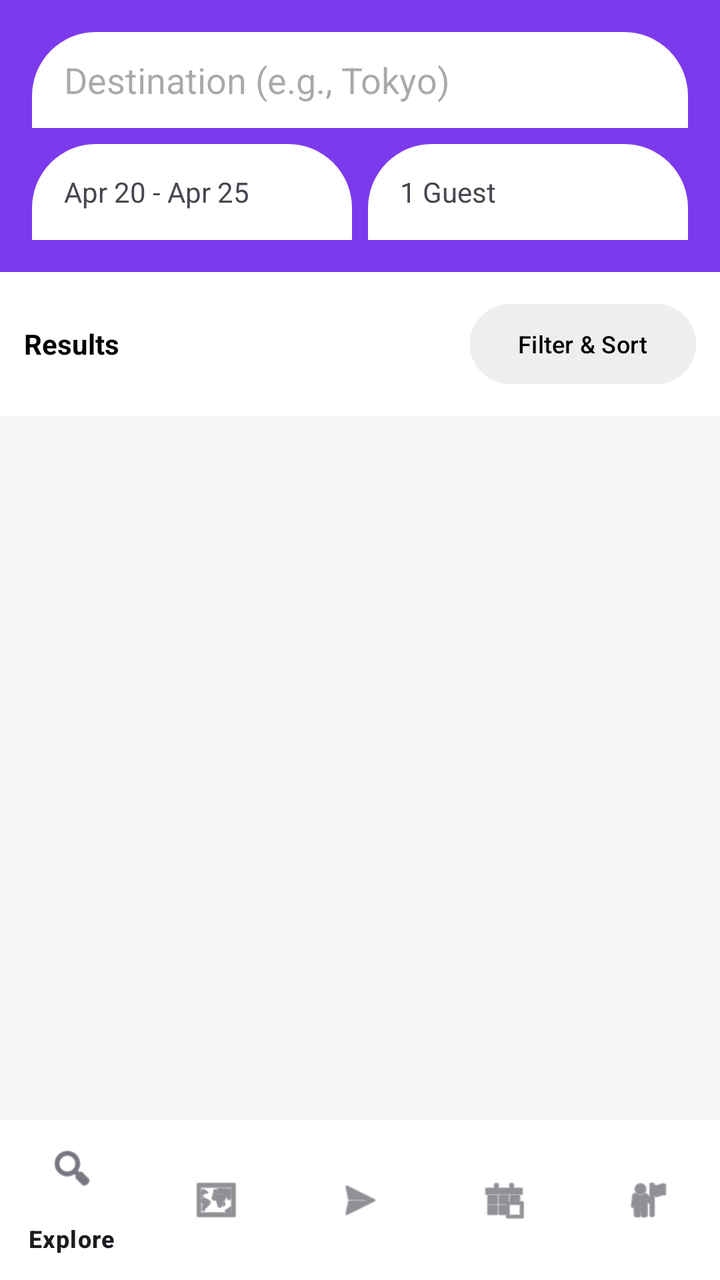
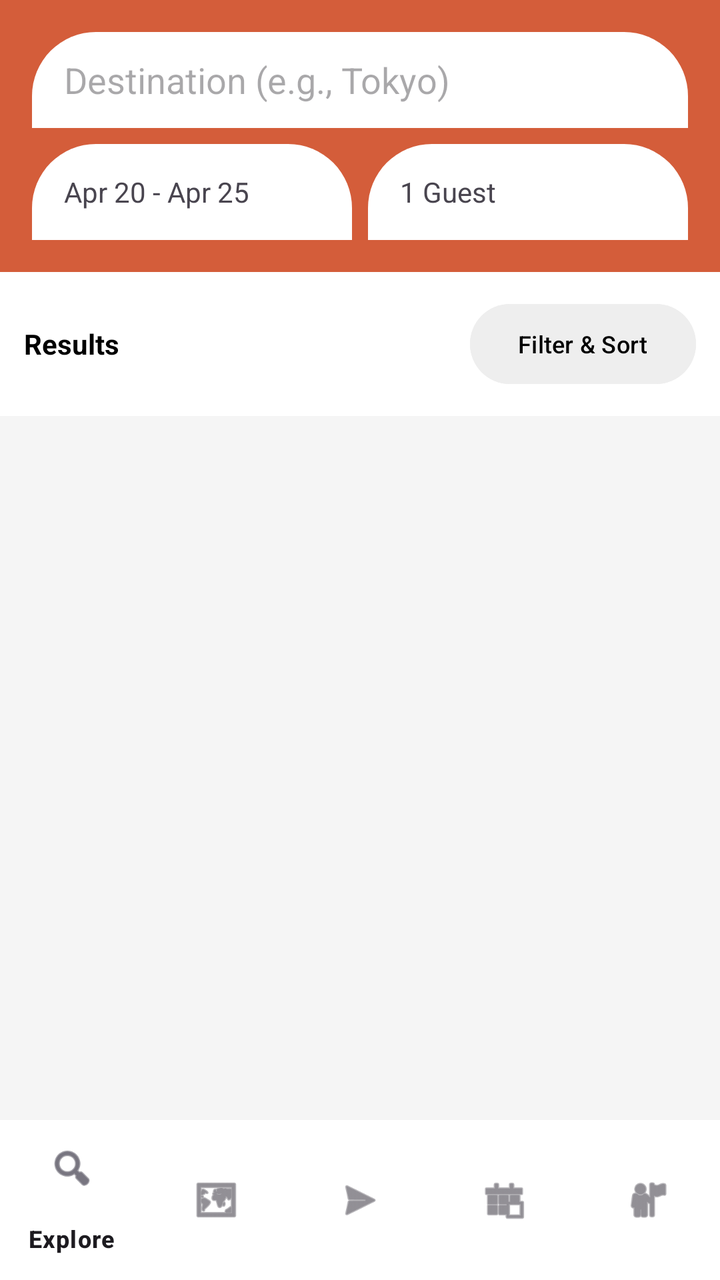

An Android layout rendered at two revisions. The XML below is the earlier revision; the diff shows what the commit changed to produce the second picture.
<!-- AndroidManifest.xml: application theme Theme.HostelWorld -->
<!-- res/layout/activity_search_results.xml -->
<?xml version="1.0" encoding="utf-8"?>
<androidx.constraintlayout.widget.ConstraintLayout xmlns:android="http://schemas.android.com/apk/res/android"
    xmlns:app="http://schemas.android.com/apk/res-auto"
    android:layout_width="match_parent"
    android:layout_height="match_parent"
    android:background="#F5F5F5">

    <LinearLayout
        android:layout_width="match_parent"
        android:layout_height="0dp"
        android:orientation="vertical"
        app:layout_constraintBottom_toTopOf="@+id/bottomNavSearch"
        app:layout_constraintTop_toTopOf="parent">

        <LinearLayout
            android:layout_width="match_parent"
            android:layout_height="wrap_content"
            android:background="#7C3AED"
            android:orientation="vertical"
            android:padding="16dp">

            <EditText
                android:id="@+id/etSearchDestination"
                android:layout_width="match_parent"
                android:layout_height="48dp"
                android:background="@drawable/rounded_top_corners_white"
                android:hint="Destination (e.g., Tokyo)"
                android:paddingHorizontal="16dp"
                android:singleLine="true" />

            <LinearLayout
                android:layout_width="match_parent"
                android:layout_height="wrap_content"
                android:layout_marginTop="8dp"
                android:orientation="horizontal"
                android:weightSum="2">

                <TextView
                    android:id="@+id/tvSearchDates"
                    android:layout_width="0dp"
                    android:layout_height="48dp"
                    android:layout_marginEnd="4dp"
                    android:layout_weight="1"
                    android:background="@drawable/rounded_top_corners_white"
                    android:gravity="center_vertical"
                    android:paddingHorizontal="16dp"
                    android:text="Apr 20 - Apr 25" />

                <TextView
                    android:id="@+id/tvSearchGuests"
                    android:layout_width="0dp"
                    android:layout_height="48dp"
                    android:layout_marginStart="4dp"
                    android:layout_weight="1"
                    android:background="@drawable/rounded_top_corners_white"
                    android:gravity="center_vertical"
                    android:paddingHorizontal="16dp"
                    android:text="1 Guest" />
            </LinearLayout>
        </LinearLayout>

        <RelativeLayout
            android:layout_width="match_parent"
            android:layout_height="wrap_content"
            android:background="#FFFFFF"
            android:padding="12dp">

            <TextView
                android:id="@+id/tvResultCount"
                android:layout_width="wrap_content"
                android:layout_height="wrap_content"
                android:layout_centerVertical="true"
                android:text="Results"
                android:textColor="#000000"
                android:textStyle="bold" />

            <Button
                android:id="@+id/btnFilter"
                android:layout_width="wrap_content"
                android:layout_height="wrap_content"
                android:layout_alignParentEnd="true"
                android:layout_centerVertical="true"
                android:backgroundTint="#EEEEEE"
                android:text="Filter &amp; Sort"
                android:textColor="#000000"
                android:textSize="12sp" />
        </RelativeLayout>

        <androidx.recyclerview.widget.RecyclerView
            android:id="@+id/rvProperties"
            android:layout_width="match_parent"
            android:layout_height="match_parent"
            android:clipToPadding="false"
            android:paddingTop="8dp" />

    </LinearLayout>

    <com.google.android.material.bottomnavigation.BottomNavigationView
        android:id="@+id/bottomNavSearch"
        android:layout_width="match_parent"
        android:layout_height="wrap_content"
        android:background="#FFFFFF"
        app:layout_constraintBottom_toBottomOf="parent"
        app:menu="@menu/traveler_bottom_nav_menu" />

</androidx.constraintlayout.widget.ConstraintLayout>
<!-- resources referenced by this layout -->
<resources>
  <!-- drawable rounded_top_corners_white (drawable) -->
  <?xml version="1.0" encoding="utf-8"?>
  <shape xmlns:android="http://schemas.android.com/apk/res/android"
      android:shape="rectangle">
  
      <solid android:color="#FFFFFF" />
  
      <corners
          android:topLeftRadius="32dp"
          android:topRightRadius="32dp" />
  </shape>
  <style name="Theme.HostelWorld" parent="Base.Theme.HostelWorld" />
  <style name="Base.Theme.HostelWorld" parent="Theme.Material3.DayNight.NoActionBar">
          
          
      </style>
</resources>

<!-- the commit's change to res/layout/activity_search_results.xml (unified diff, before → after) -->
@@ -15,7 +15,7 @@
         <LinearLayout
             android:layout_width="match_parent"
             android:layout_height="wrap_content"
-            android:background="#7C3AED"
+            android:background="#D45D3A"
             android:orientation="vertical"
             android:padding="16dp">
 
